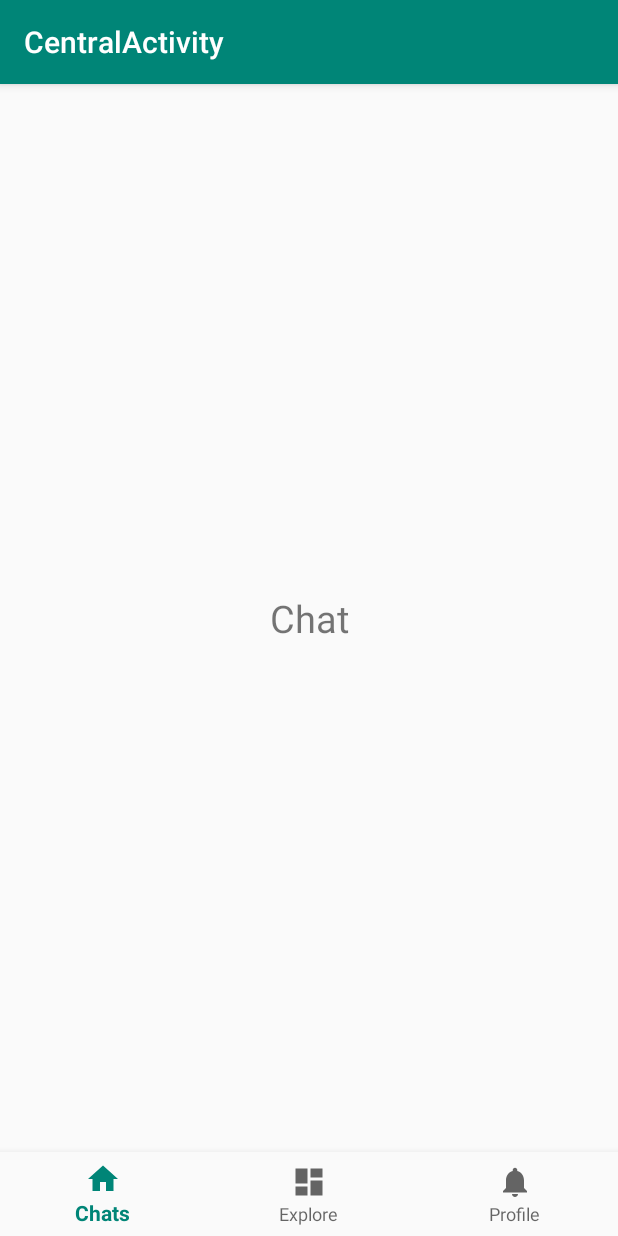
After one commit to awesomesince96/Mozo, an Android app: the fragment Chat_Fragment placed in its activity, on a phone screen of 412 x 824 dp. The commit adds this screen. Run offline under Robolectric (Android 15) with nearby library versions, the phone set to English and light mode, and no system bars.

Commit message:
New Update added fragments.

```diff
--- /dev/null
+++ b/app/src/main/java/com/example/mozo/CentralActivity.java
@@ -0,0 +1,58 @@
+package com.example.mozo;
+
+import android.os.Bundle;
+import android.support.annotation.NonNull;
+import android.support.design.widget.BottomNavigationView;
+import android.support.v4.app.Fragment;
+import android.support.v7.app.AppCompatActivity;
+import android.view.MenuItem;
+import android.widget.TextView;
+
+public class CentralActivity extends AppCompatActivity implements BottomNavigationView.OnNavigationItemSelectedListener {
+
+    private TextView mTextMessage;
+
+
+    @Override
+    protected void onCreate(Bundle savedInstanceState) {
+        super.onCreate(savedInstanceState);
+        setContentView(R.layout.activity_central);
+
+        BottomNavigationView navigation = findViewById(R.id.navigation);
+        navigation.setOnNavigationItemSelectedListener(this);
+    }
+
+    private boolean loadFragment(Fragment fragment){
+        if(fragment != null){
+
+            getSupportFragmentManager()
+                    .beginTransaction()
+                    .replace(R.id.fragment_container,fragment)
+                    .commit();
+            return true;
+        }
+        return false;
+    }
+
+
+
+    @Override
+    public boolean onNavigationItemSelected(@NonNull MenuItem item) {
+            Fragment fragment = null;
+
+            switch (item.getItemId()){
+                case R.id.navigation_explore:
+                    fragment = new Explore_Fragment();
+                    break;
+                case R.id.navigation_profile:
+                    fragment = new Profile_Fragment();
+                    break;
+                case R.id.navigation_chat:
+                    fragment = new Chat_Fragment();
+                    break;
+
+            }
+
+            return loadFragment(fragment);
+    }
+}
--- /dev/null
+++ b/app/src/main/java/com/example/mozo/Chat_Fragment.java
@@ -0,0 +1,18 @@
+package com.example.mozo;
+
+import android.os.Bundle;
+import android.support.annotation.NonNull;
+import android.support.annotation.Nullable;
+import android.support.v4.app.Fragment;
+import android.view.LayoutInflater;
+import android.view.View;
+import android.view.ViewGroup;
+
+public class Chat_Fragment extends Fragment {
+
+    @Nullable
+    @Override
+    public View onCreateView(@NonNull LayoutInflater inflater, @Nullable ViewGroup container, @Nullable Bundle savedInstanceState) {
+        return inflater.inflate(R.layout.chat_fragment,null);
+    }
+}
--- a/app/src/main/java/com/example/mozo/SplashActivity.java
+++ b/app/src/main/java/com/example/mozo/SplashActivity.java
@@ -16,7 +16,7 @@ public class SplashActivity extends AppCompatActivity {
             @Override
             public void run() {
                 /* Create an Intent that will start the Menu-Activity. */
-                Intent mainIntent = new Intent(SplashActivity.this, LoginActivity.class);
+                Intent mainIntent = new Intent(SplashActivity.this, AuthActivity.class);
                 SplashActivity.this.startActivity(mainIntent);
                 SplashActivity.this.finish();
             }
--- /dev/null
+++ b/app/src/main/res/drawable/ic_dashboard_black_24dp.xml
@@ -0,0 +1,9 @@
+<vector xmlns:android="http://schemas.android.com/apk/res/android"
+    android:width="24dp"
+    android:height="24dp"
+    android:viewportWidth="24.0"
+    android:viewportHeight="24.0">
+    <path
+        android:fillColor="#FF000000"
+        android:pathData="M3,13h8L11,3L3,3v10zM3,21h8v-6L3,15v6zM13,21h8L21,11h-8v10zM13,3v6h8L21,3h-8z" />
+</vector>
--- /dev/null
+++ b/app/src/main/res/drawable/ic_home_black_24dp.xml
@@ -0,0 +1,9 @@
+<vector xmlns:android="http://schemas.android.com/apk/res/android"
+    android:width="24dp"
+    android:height="24dp"
+    android:viewportWidth="24.0"
+    android:viewportHeight="24.0">
+    <path
+        android:fillColor="#FF000000"
+        android:pathData="M10,20v-6h4v6h5v-8h3L12,3 2,12h3v8z" />
+</vector>
--- /dev/null
+++ b/app/src/main/res/drawable/ic_notifications_black_24dp.xml
@@ -0,0 +1,9 @@
+<vector xmlns:android="http://schemas.android.com/apk/res/android"
+    android:width="24dp"
+    android:height="24dp"
+    android:viewportWidth="24.0"
+    android:viewportHeight="24.0">
+    <path
+        android:fillColor="#FF000000"
+        android:pathData="M12,22c1.1,0 2,-0.9 2,-2h-4c0,1.1 0.89,2 2,2zM18,16v-5c0,-3.07 -1.64,-5.64 -4.5,-6.32L13.5,4c0,-0.83 -0.67,-1.5 -1.5,-1.5s-1.5,0.67 -1.5,1.5v0.68C7.63,5.36 6,7.92 6,11v5l-2,2v1h16v-1l-2,-2z" />
+</vector>
--- /dev/null
+++ b/app/src/main/res/layout/activity_central.xml
@@ -0,0 +1,30 @@
+<?xml version="1.0" encoding="utf-8"?>
+<android.support.constraint.ConstraintLayout xmlns:android="http://schemas.android.com/apk/res/android"
+    xmlns:app="http://schemas.android.com/apk/res-auto"
+    xmlns:tools="http://schemas.android.com/tools"
+    android:id="@+id/container"
+    android:layout_width="match_parent"
+    android:layout_height="match_parent"
+    tools:context=".CentralActivity">
+
+    <FrameLayout
+        android:id="@+id/fragment_container"
+        android:layout_width="0dp"
+        android:layout_height="0dp"
+        android:layout_marginBottom="56dp"
+        app:layout_constraintBottom_toBottomOf="parent"
+        app:layout_constraintEnd_toEndOf="parent"
+        app:layout_constraintStart_toStartOf="parent"
+        app:layout_constraintTop_toTopOf="parent"></FrameLayout>
+
+    <android.support.design.widget.BottomNavigationView
+        android:id="@+id/navigation"
+        android:layout_width="0dp"
+        android:layout_height="wrap_content"
+        android:background="?android:attr/windowBackground"
+        app:layout_constraintBottom_toBottomOf="parent"
+        app:layout_constraintLeft_toLeftOf="parent"
+        app:layout_constraintRight_toRightOf="parent"
+        app:menu="@menu/navigation" />
+
+</android.support.constraint.ConstraintLayout>
--- /dev/null
+++ b/app/src/main/res/layout/chat_fragment.xml
@@ -0,0 +1,13 @@
+<?xml version="1.0" encoding="utf-8"?>
+<android.support.constraint.ConstraintLayout
+    xmlns:android="http://schemas.android.com/apk/res/android" android:layout_width="match_parent"
+    android:layout_height="match_parent">
+
+    <TextView
+        android:layout_width="match_parent"
+        android:layout_height="match_parent"
+        android:gravity="center"
+        android:text="Chat"
+        android:textSize="25dp"/>
+
+</android.support.constraint.ConstraintLayout>
--- /dev/null
+++ b/app/src/main/res/menu/navigation.xml
@@ -0,0 +1,19 @@
+<?xml version="1.0" encoding="utf-8"?>
+<menu xmlns:android="http://schemas.android.com/apk/res/android">
+
+    <item
+        android:id="@+id/navigation_chat"
+        android:icon="@drawable/ic_home_black_24dp"
+        android:title="@string/tab_1" />
+
+    <item
+        android:id="@+id/navigation_explore"
+        android:icon="@drawable/ic_dashboard_black_24dp"
+        android:title="@string/tab_2" />
+
+    <item
+        android:id="@+id/navigation_profile"
+        android:icon="@drawable/ic_notifications_black_24dp"
+        android:title="@string/tab_3" />
+
+</menu>
--- a/app/src/main/res/values/strings.xml
+++ b/app/src/main/res/values/strings.xml
@@ -14,5 +14,12 @@
         completions."
     </string>
     <string name="default_web_client_id">449022652595-gqvjcra7noets56cusmfohl9h0ru0i2e.apps.googleusercontent.com</string>
+    <string name="title_activity_central">CentralActivity</string>
+    <string name="title_home">Home</string>
+    <string name="title_dashboard">Dashboard</string>
+    <string name="title_notifications">Notifications</string>
+    <string name="tab_1">Chats</string>
+    <string name="tab_2">Explore</string>
+    <string name="tab_3">Profile</string>
 
 </resources>
--- a/build.gradle
+++ b/build.gradle
@@ -9,8 +9,8 @@ buildscript {
     dependencies {
         classpath 'com.android.tools.build:gradle:3.3.1'
 //        classpath 'com.google.gms:google-services:4.2.0'
-        classpath 'com.google.gms:google-services:4.0.1'
-
+//        classpath 'com.google.gms:google-services:4.0.1'
+        classpath 'com.google.gms:google-services:4.1.0'
         // NOTE: Do not place your application dependencies here; they belong
         // in the individual module build.gradle files
     }
```
Also changed, not shown: app/build.gradle (+7 -2 lines), app/src/main/AndroidManifest.xml (+7 -3 lines), app/src/main/java/com/example/mozo/AuthActivity.java (added, +84 -0 lines), app/src/main/java/com/example/mozo/Explore_Fragment.java (added, +97 -0 lines), app/src/main/java/com/example/mozo/Profile_Fragment.java (added, +18 -0 lines), app/src/main/res/layout/activity_auth.xml (added, +18 -0 lines), app/src/main/res/layout/explore_fragment.xml (added, +23 -0 lines), app/src/main/res/layout/items.xml (added, +35 -0 lines), app/src/main/res/layout/profile_fragment.xml (added, +13 -0 lines).
